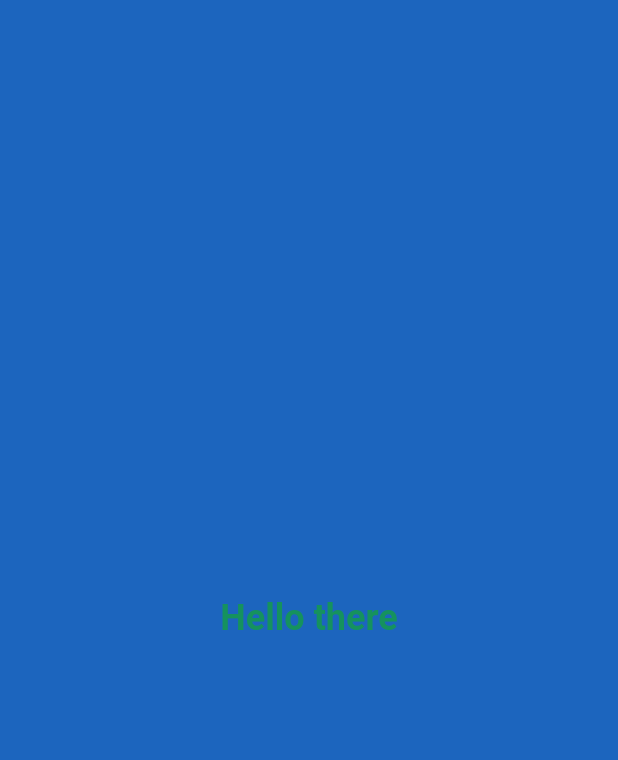
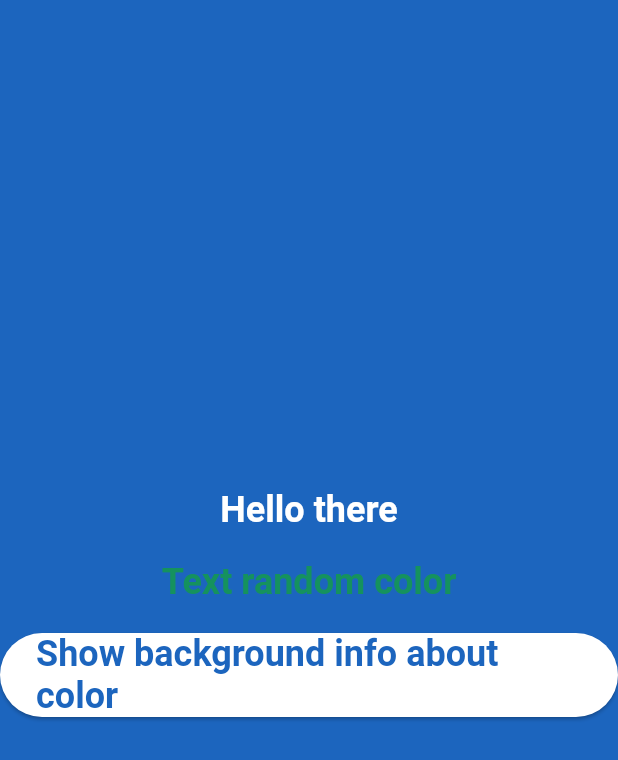
Before and after one commit to rostikKalabishka/solid_software_test_task, a Flutter app: the screen it shows after launch, on a phone screen of 412 x 824 dp. Shown: the top 760 px of the screen. Run offline on Flutter 3.47's test engine with Material 3 defaults, Android fonts, the phone set to English and light mode, and no system bars.

Commit message:
add background color info

```diff
--- a/lib/presentation/model/change_color_screen_model.dart
+++ b/lib/presentation/model/change_color_screen_model.dart
@@ -5,13 +5,36 @@ class ChangeColorScreenModel extends ChangeNotifier {
   final RandomColorUseCase _randomColorUseCase = RandomColorUseCase();
   Color _backgroundColor = Colors.white;
   Color _textColor = Colors.black;
+  Color _textRandomColor = Colors.black;
+
+  String? backgroundColorInfo;
 
   Color get backgroundColor => _backgroundColor;
   Color get textColor => _textColor;
+  Color get textRandomColor => _textRandomColor;
 
   void changeColor() {
     _backgroundColor = _randomColorUseCase.generateColor();
-    _textColor = _randomColorUseCase.generateColor();
+    _textRandomColor = _randomColorUseCase.generateColor();
+    _textColor = _computeContrastTextColor(_backgroundColor);
+
+    notifyListeners();
+  }
+
+  //luminance formula 0.299*R + 0.587 * G + 0.114 * B
+
+  Color _computeContrastTextColor(Color backgroundColor) {
+    return 0.299 * backgroundColor.r +
+                0.587 * backgroundColor.g +
+                0.114 * backgroundColor.b >
+            0.4
+        ? Colors.black
+        : Colors.white;
+  }
+
+  void showInfoAboutBackgroundColor() {
+    backgroundColorInfo =
+        '''RGB:  \nRed: ${_backgroundColor.r}, \nGreen: ${_backgroundColor.g}, \nBlue: ${_backgroundColor.b}, \nin Hex: #${_backgroundColor.value.toRadixString(16)}''';
     notifyListeners();
   }
 }
--- a/lib/presentation/screens/change_color_screen.dart
+++ b/lib/presentation/screens/change_color_screen.dart
@@ -17,11 +17,41 @@ class ChangeColorScreen extends StatelessWidget {
           duration: Duration(milliseconds: 1500),
           color: model.backgroundColor,
           child: Center(
-            child: Text(
-              'Hello there',
-              style: theme.textTheme.displayMedium
-                  ?.copyWith(color: model.textColor),
-            ),
+            child: Column(
+                spacing: 20,
+                crossAxisAlignment: CrossAxisAlignment.center,
+                mainAxisAlignment: MainAxisAlignment.center,
+                children: [
+                  Text(
+                    'Hello there',
+                    style: theme.textTheme.displayMedium
+                        ?.copyWith(color: model.textColor),
+                  ),
+                  Text(
+                    'Text random color',
+                    style: theme.textTheme.displayMedium
+                        ?.copyWith(color: model.textRandomColor),
+                  ),
+                  ElevatedButton(
+                    style: ElevatedButton.styleFrom(
+                      backgroundColor: model.textColor,
+                    ),
+                    onPressed: () => model.showInfoAboutBackgroundColor(),
+                    child: Text(
+                      'Show background info about color',
+                      style: theme.textTheme.displayMedium
+                          ?.copyWith(color: model.backgroundColor),
+                    ),
+                  ),
+                  model.backgroundColorInfo != null
+                      ? Text(
+                          model.backgroundColorInfo ?? "",
+                          style: theme.textTheme.displayMedium
+                              ?.copyWith(color: model.textColor),
+                          textAlign: TextAlign.center,
+                        )
+                      : SizedBox.shrink(),
+                ]),
           ),
         ),
       ),
```
